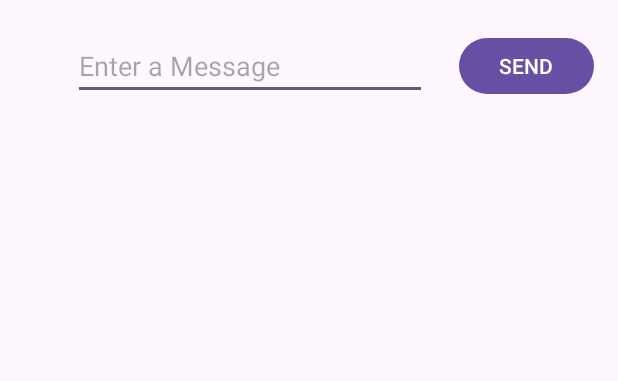
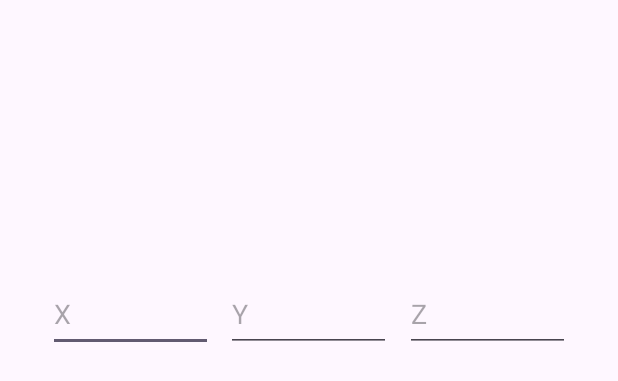
Before and after one commit to PedroScheunemann/TP1Android, an Android app: the layout activity_main.xml on its own in the app's theme, with its tools: preview values and no code run, on a phone screen of 412 x 824 dp. Shown: the top 381 px of the screen. Run offline under Robolectric (Android 15) with nearby library versions, the phone set to English and light mode, and no system bars.

Commit message:
Parte 1 - Exercício 3

```diff
--- a/app/src/main/res/layout/activity_main.xml
+++ b/app/src/main/res/layout/activity_main.xml
@@ -6,29 +6,45 @@
     android:layout_height="match_parent"
     tools:context=".MainActivity">
 
-    <Button
-        android:id="@+id/buttonEnter"
-        android:layout_width="90dp"
-        android:layout_height="45dp"
-        android:text="SEND"
+    <EditText
+        android:id="@+id/editX"
+        android:layout_width="110dp"
+        android:layout_height="50dp"
+        android:layout_marginStart="32dp"
+        android:layout_marginLeft="32dp"
+        android:ems="10"
+        android:inputType="text"
+        android:hint="X"
+        app:layout_constraintBottom_toBottomOf="parent"
+        app:layout_constraintStart_toStartOf="parent"
+        app:layout_constraintTop_toTopOf="parent"
+        app:layout_constraintVertical_bias="0.239" />
+
+    <EditText
+        android:id="@+id/editY"
+        android:layout_width="110dp"
+        android:layout_height="50dp"
+        android:ems="10"
+        android:inputType="text"
+        android:hint="Y"
+        app:layout_constraintBottom_toBottomOf="parent"
+        app:layout_constraintEnd_toStartOf="@+id/editZ"
+        app:layout_constraintHorizontal_bias="0.47"
+        app:layout_constraintStart_toEndOf="@+id/editX"
+        app:layout_constraintTop_toTopOf="parent"
+        app:layout_constraintVertical_bias="0.239" />
+
+    <EditText
+        android:id="@+id/editZ"
+        android:layout_width="110dp"
+        android:layout_height="50dp"
+        android:layout_marginEnd="32dp"
+        android:layout_marginRight="32dp"
+        android:ems="10"
+        android:inputType="text"
+        android:hint="Z"
         app:layout_constraintBottom_toBottomOf="parent"
         app:layout_constraintEnd_toEndOf="parent"
-        app:layout_constraintHorizontal_bias="0.95"
-        app:layout_constraintStart_toStartOf="parent"
         app:layout_constraintTop_toTopOf="parent"
-        app:layout_constraintVertical_bias="0.027" />
-
-    <EditText
-        android:id="@+id/inputText"
-        android:layout_width="236dp"
-        android:layout_height="45dp"
-        android:ems="10"
-        android:hint="Enter a Message"
-        android:inputType="text"
-        app:layout_constraintBottom_toBottomOf="parent"
-        app:layout_constraintEnd_toStartOf="@+id/buttonEnter"
-        app:layout_constraintHorizontal_bias="0.691"
-        app:layout_constraintStart_toStartOf="parent"
-        app:layout_constraintTop_toTopOf="parent"
-        app:layout_constraintVertical_bias="0.027" />
+        app:layout_constraintVertical_bias="0.239" />
 </androidx.constraintlayout.widget.ConstraintLayout>
```
Also changed, not shown: app/src/main/java/com/example/myapplication/MainActivity.java (+64 -10 lines), app/src/main/java/com/example/myapplication/SndActivity.java (+0 -7 lines), app/src/main/res/layout/activity_snd.xml (+5 -5 lines).
